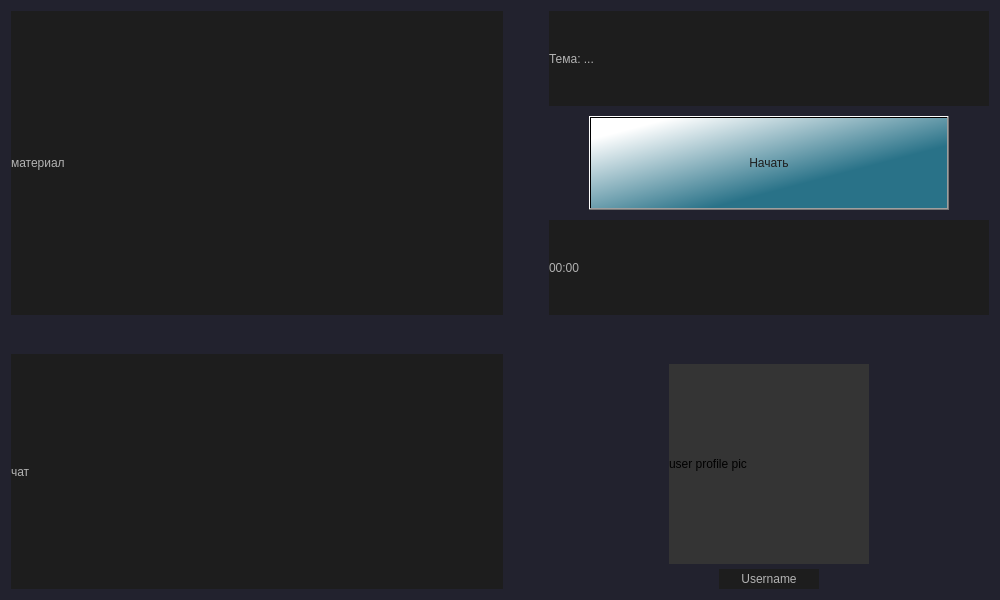
Above: Client/jeducation-v0.1/learning.ui from Avedik/Desktop-application-IEducation before the change. Below: the same form after it.
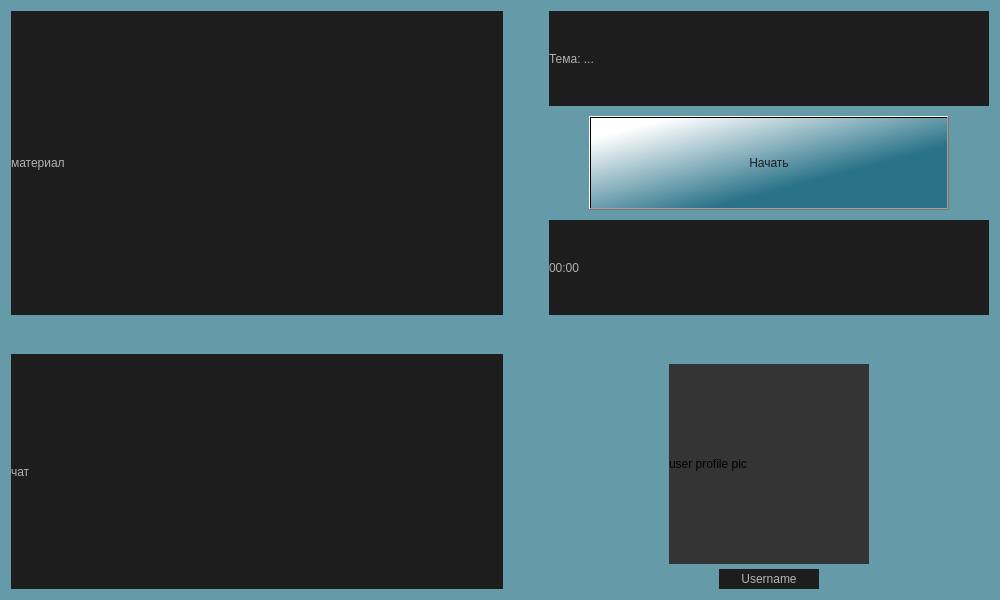
That is the form after the change.

```diff
--- a/Client/jeducation-v0.1/learning.ui
+++ b/Client/jeducation-v0.1/learning.ui
@@ -20,7 +20,7 @@
    <string>JEducation v0.1</string>
   </property>
   <property name="styleSheet">
-   <string notr="true">background-color: rgb(34, 34, 46);</string>
+   <string notr="true">background-color: rgb(101, 154, 169);</string>
   </property>
   <layout class="QGridLayout" name="gridLayout">
    <property name="verticalSpacing">
```
